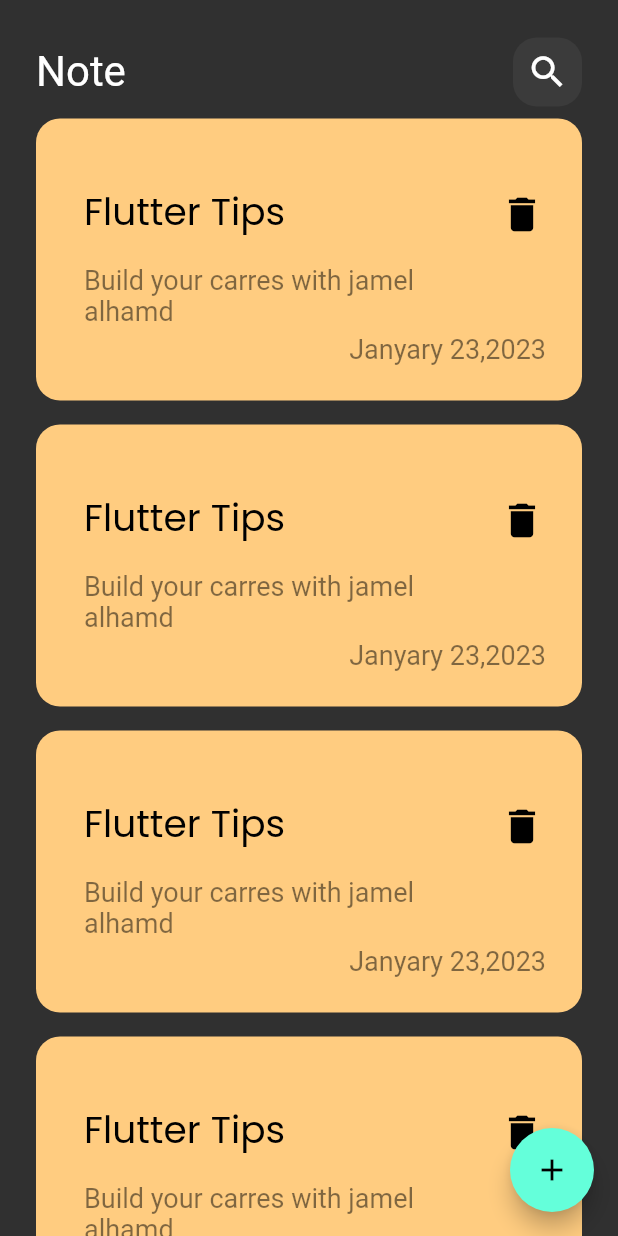
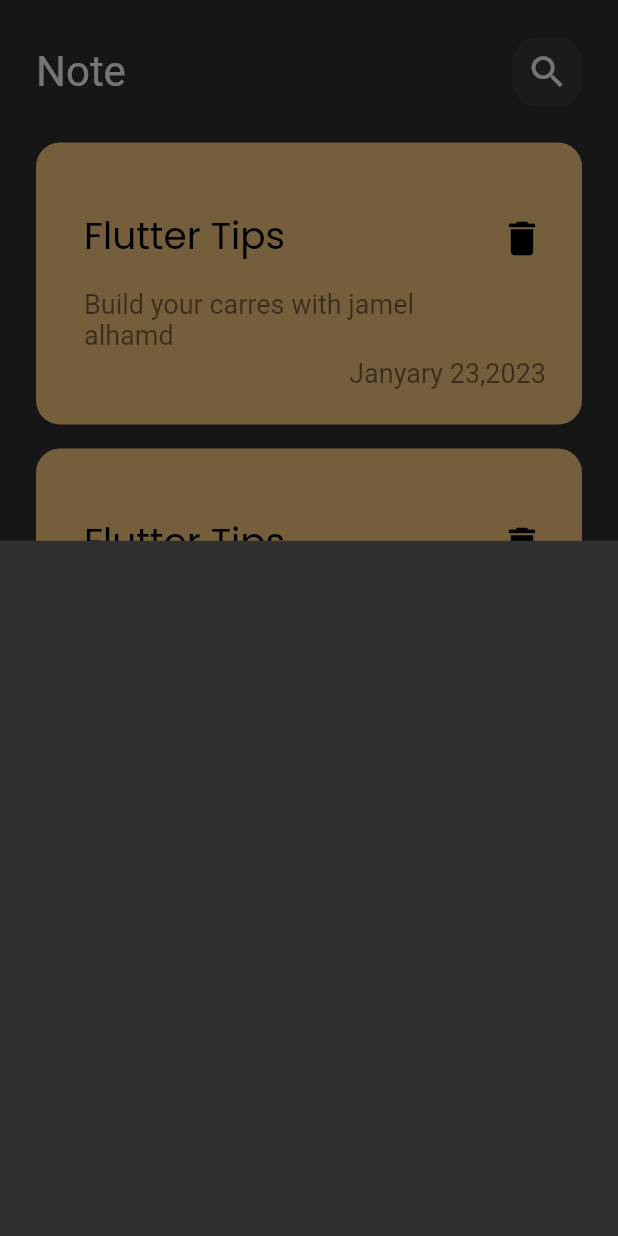
Before and after one commit to jamelalhamd/notes-app, a Flutter app: the screen it shows after launch, after a tap on the "add" icon, on a phone screen of 412 x 824 dp. Run offline on Flutter 3.47's test engine with Material 2 defaults, Android fonts, the phone set to English and light mode, and no system bars; Roboto replaces fonts that are missing (ssets/fonts/Poppins-Regular.ttf).

Commit message:
add botomsheet

```diff
--- /dev/null
+++ b/lib/Widget/home.dart
@@ -0,0 +1,31 @@
+import 'package:flutter/material.dart';
+import 'package:tharwat2/Widget/NotesBody.dart';
+import 'package:tharwat2/Widget/resublewidget.dart';
+
+class NoteHome extends StatelessWidget {
+  const NoteHome({super.key});
+
+  @override
+  Widget build(BuildContext context) {
+    return
+
+    Scaffold(
+
+      body: NotesBody(),
+      floatingActionButton: FloatingActionButton(onPressed: ()
+      {
+        showModalBottomSheet(context: context, builder: (context) =>
+        Addshowbotomsheet(),);
+
+
+
+      },
+      child: Icon(Icons.add),)
+
+
+    );
+
+  }
+
+
+}
--- a/lib/Widget/resublewidget.dart
+++ b/lib/Widget/resublewidget.dart
@@ -91,17 +91,30 @@
 int i=0;
   @override
   Widget build(BuildContext context) {
-    return  ListView.builder(
+    return  Padding(
+      padding:  EdgeInsets.symmetric( vertical: 16),
+      child: ListView.builder(
+       padding: EdgeInsets.zero,
 
-      itemCount: 50,
+        itemCount: 50,
 
 
-        itemBuilder: (context, index) =>Padding(
-          padding: const EdgeInsets.symmetric(vertical: 8),
-          child: NoteListvieItem(),
-        ) ,
+          itemBuilder: (context, index) =>Padding(
+            padding: const EdgeInsets.symmetric(vertical: 8),
+            child: NoteListvieItem(),
+          ) ,
 
 
+      ),
     );
   }
 }
+
+ class  Addshowbotomsheet extends StatelessWidget {
+   const  Addshowbotomsheet({super.key});
+
+   @override
+   Widget build(BuildContext context) {
+     return  Container();
+   }
+ }
--- a/lib/main.dart
+++ b/lib/main.dart
@@ -1,6 +1,8 @@
 import 'package:flutter/material.dart';
 import 'package:tharwat2/NotesView.dart';
 import 'package:tharwat2/Widget/NotesBody.dart';
+import 'package:tharwat2/Widget/home.dart';
+import 'package:tharwat2/Widget/resublewidget.dart';
 
 void main() {
   runApp(const MyApp());
@@ -20,12 +22,13 @@
         fontFamily: 'ssets/fonts/Poppins-Regular.ttf'
 
       ),
-      home: Scaffold(
+      home:
 
-        body: NotesBody(),
-        floatingActionButton: FloatingActionButton(onPressed: (){},
-        child: Icon(Icons.add),
-        ),
+      Scaffold(
+
+        body: NoteHome(),
+
+
       ),
 
 
```
